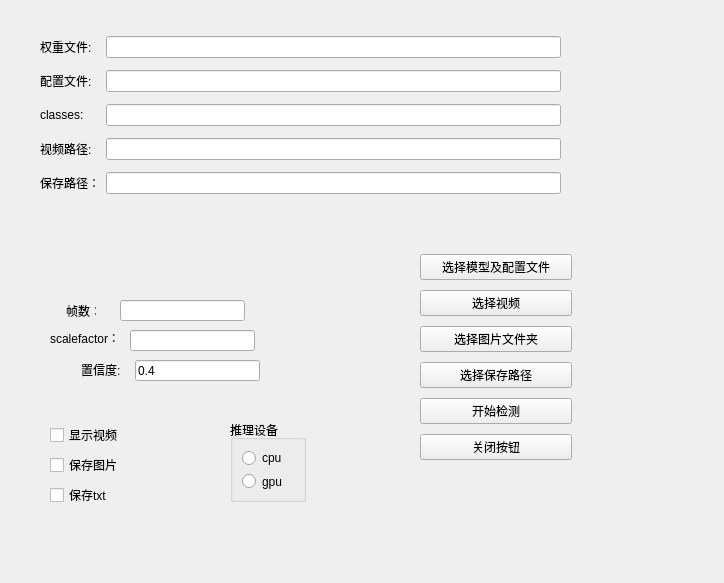
Old version of the form yolotool.ui in the repository truettA/strangeTool.
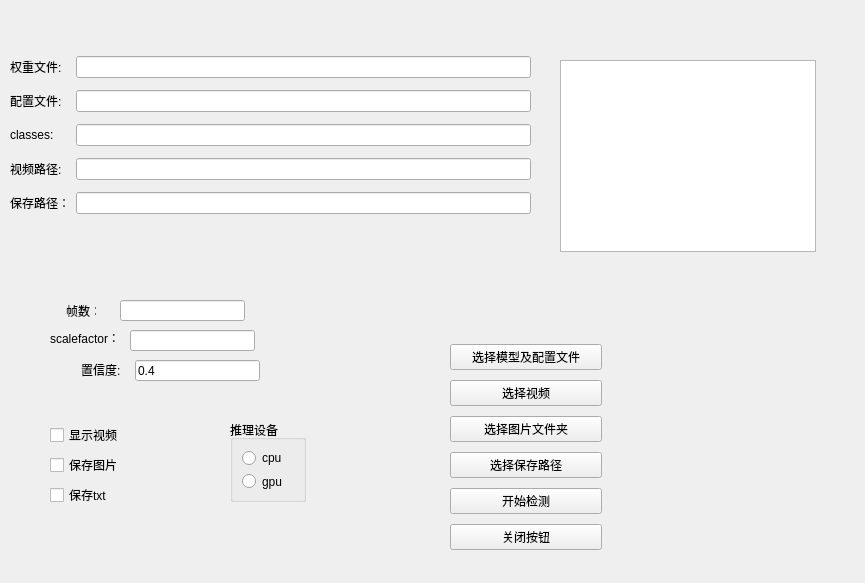
New version of the form.

Diff of the .ui file:
```diff
--- a/yolotool.ui
+++ b/yolotool.ui
@@ -6,7 +6,7 @@
    <rect>
     <x>0</x>
     <y>0</y>
-    <width>724</width>
+    <width>865</width>
     <height>583</height>
    </rect>
   </property>
@@ -16,8 +16,8 @@
   <widget class="QWidget" name="layoutWidget">
    <property name="geometry">
     <rect>
-     <x>420</x>
-     <y>250</y>
+     <x>450</x>
+     <y>340</y>
      <width>152</width>
      <height>220</height>
     </rect>
@@ -107,8 +107,8 @@
   <widget class="QWidget" name="widget_2" native="true">
    <property name="geometry">
     <rect>
-     <x>40</x>
-     <y>30</y>
+     <x>10</x>
+     <y>50</y>
      <width>521</width>
      <height>171</height>
     </rect>
@@ -293,6 +293,16 @@
     <string>scalefactor：</string>
    </property>
   </widget>
+  <widget class="QTextBrowser" name="boxesBrowser">
+   <property name="geometry">
+    <rect>
+     <x>560</x>
+     <y>60</y>
+     <width>256</width>
+     <height>192</height>
+    </rect>
+   </property>
+  </widget>
  </widget>
  <resources/>
  <connections/>
```
